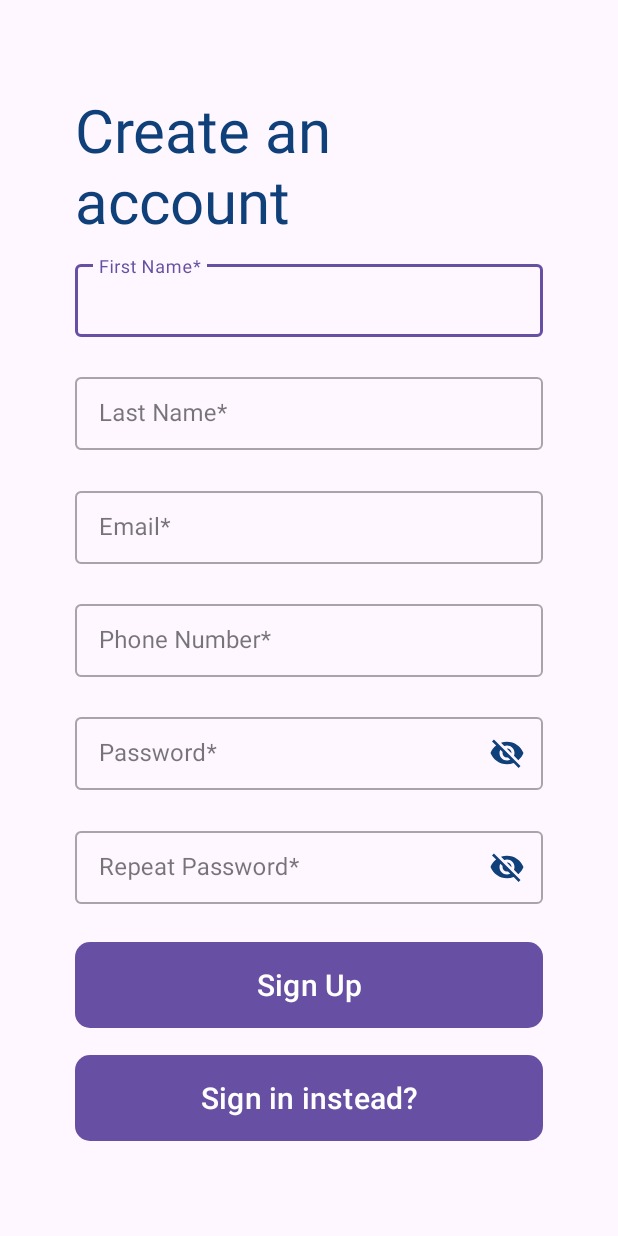
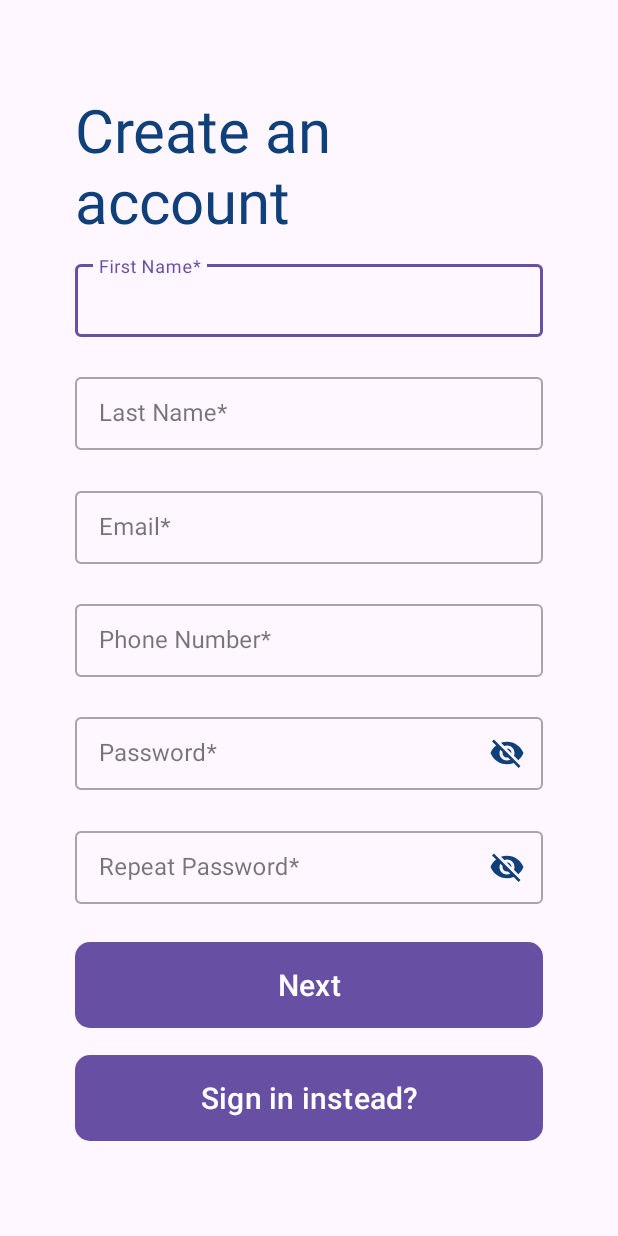
Before and after one commit to Ahmed-Magid/Safe-Street, an Android app: the SignUp screen opened directly, with no data from a screen before it, on a phone screen of 412 x 824 dp. Run offline under Robolectric (Android 15) with nearby library versions, the phone set to English and light mode, and no system bars; network calls fail.

Commit message:
added important todo's and empty voice sample activity

```diff
--- a/app/src/main/AndroidManifest.xml
+++ b/app/src/main/AndroidManifest.xml
@@ -16,7 +16,9 @@
         android:supportsRtl="true"
         android:theme="@style/Theme.Safemvvm"
         tools:targetApi="33">
-
+        <activity
+            android:name=".views.VoiceSampleActivity"
+            android:exported="false" />
         <!--
              TODO: Before you run your application, you need a Google Maps API key.
 
--- a/app/src/main/java/com/example/safemvvm/views/SignUp.kt
+++ b/app/src/main/java/com/example/safemvvm/views/SignUp.kt
@@ -5,9 +5,7 @@ import androidx.appcompat.app.AppCompatActivity
 import android.os.Bundle
 import android.util.Log
 import android.widget.Button
-import android.widget.EditText
 import android.widget.Toast
-import androidx.lifecycle.Observer
 import androidx.lifecycle.ViewModelProvider
 import com.example.safemvvm.R
 import com.example.safemvvm.models.User
@@ -22,7 +20,7 @@ class SignUp : AppCompatActivity() {
         super.onCreate(savedInstanceState)
         setContentView(R.layout.activity_sign_up)
 
-        val buttonSignUp = findViewById<Button>(R.id.btn_signUp)
+        val buttonSignUp = findViewById<Button>(R.id.btn_voice_next)
 
         val repository = Repository()
         val viewModelFactory = RegistrationViewModelFactory(repository)
@@ -35,7 +33,7 @@ class SignUp : AppCompatActivity() {
                 if(responseMessage == "Created Successfully"){
                     Toast.makeText(this, "account created successfully", Toast.LENGTH_SHORT).show()
                     Log.d("Arwa success reg", responseMessage)
-                    Intent(this,Login::class.java).also { startActivity(it) }
+                    Intent(this,VoiceSampleActivity::class.java).also { startActivity(it) }
                 }else {
                     Toast.makeText(this, responseMessage, Toast.LENGTH_LONG).show()
                     Log.d(
@@ -64,16 +62,9 @@ class SignUp : AppCompatActivity() {
             val phoneNumber = findViewById<TextInputEditText>(R.id.et_phoneNumber).text.toString()
             val password = findViewById<TextInputEditText>(R.id.et_password).text.toString()
             val repeatedPassword = findViewById<TextInputEditText>(R.id.et_repeatPass).text.toString()
-
             viewModel.register(User(firstname,lastname,password,repeatedPassword,phoneNumber,email))
-
-
-        }
-
-        val buttonSignIn = findViewById<Button>(R.id.btn_signIn)
-        buttonSignIn.setOnClickListener {
-            val intent = Intent(this, Login::class.java)
-            startActivity(intent)
         }
     }
+    //TODO: add toast to tell user to confirm email before login
+    //TODO: ask for voice sample after registration
 }
--- a/app/src/main/res/layout/activity_home.xml
+++ b/app/src/main/res/layout/activity_home.xml
@@ -54,6 +54,6 @@
         android:backgroundTint="@color/green1"
         />
 
-
+<!--    TODO PROFILE, FIRE EMERGENCY , LOGOUT, view reports-->
 
 </androidx.constraintlayout.widget.ConstraintLayout>
--- a/app/src/main/res/layout/activity_login.xml
+++ b/app/src/main/res/layout/activity_login.xml
@@ -65,11 +65,11 @@
         app:cornerRadius="10dp"
         android:textSize="20sp"
         android:text="@string/sign_in"
-        app:layout_constraintBottom_toTopOf="@id/btn_signUp"
+        app:layout_constraintBottom_toTopOf="@id/btn_voice_next"
         app:layout_constraintTop_toBottomOf="@id/password" />
 
     <com.google.android.material.button.MaterialButton
-        android:id="@+id/btn_signUp"
+        android:id="@+id/btn_voice_next"
         android:layout_width="match_parent"
         android:layout_height="65dp"
         app:cornerRadius="10dp"
--- a/app/src/main/res/layout/activity_sign_up.xml
+++ b/app/src/main/res/layout/activity_sign_up.xml
@@ -117,7 +117,7 @@
         android:id="@+id/repeat_password"
         android:hint="@string/repeat_password"
         app:layout_constraintTop_toBottomOf="@id/password"
-        app:layout_constraintBottom_toTopOf="@id/btn_signUp"
+        app:layout_constraintBottom_toTopOf="@id/btn_voice_next"
         style="@style/Widget.MaterialComponents.TextInputLayout.OutlinedBox.Dense"
         android:layout_width="match_parent"
         android:layout_height="wrap_content"
@@ -133,12 +133,12 @@
     </com.google.android.material.textfield.TextInputLayout>
 
     <com.google.android.material.button.MaterialButton
-        android:id="@+id/btn_signUp"
+        android:id="@+id/btn_voice_next"
         android:layout_width="match_parent"
         android:layout_height="65dp"
         app:cornerRadius="10dp"
         android:textSize="20sp"
-        android:text="@string/sign_up"
+        android:text="@string/sign_up_next"
         app:layout_constraintTop_toBottomOf="@id/repeat_password"
         app:layout_constraintBottom_toTopOf="@id/btn_signIn"/>
 
@@ -149,6 +149,6 @@
         app:cornerRadius="10dp"
         android:textSize="20sp"
         android:text="@string/sign_in_instead"
-        app:layout_constraintTop_toBottomOf="@id/btn_signUp"
+        app:layout_constraintTop_toBottomOf="@id/btn_voice_next"
         app:layout_constraintBottom_toBottomOf="parent"/>
 </androidx.constraintlayout.widget.ConstraintLayout>
--- a/app/src/main/res/values/strings.xml
+++ b/app/src/main/res/values/strings.xml
@@ -21,7 +21,7 @@
     <string name="phone_number">Phone Number*</string>
     <string name="sign_up_password">Password*</string>
     <string name="repeat_password">Repeat Password*</string>
-    <string name="sign_up">Sign Up</string>
+    <string name="sign_up_next">Next</string>
     <string name="sign_in_instead">Sign in instead?</string>
     <string name="one_more_step">One more step…</string>
     <string name="add_users_as_your_trusted_contacts">add users as your trusted contacts</string>
```
Also changed, not shown: app/src/main/java/com/example/safemvvm/views/Login.kt (+1 -6 lines), app/src/main/java/com/example/safemvvm/views/VoiceSampleActivity.kt (added, +19 -0 lines), app/src/main/res/layout/activity_voice_sample.xml (added, +28 -0 lines), app/src/main/java/com/example/safemvvm/views/AddReportActivity.kt (line endings or trailing spaces).
